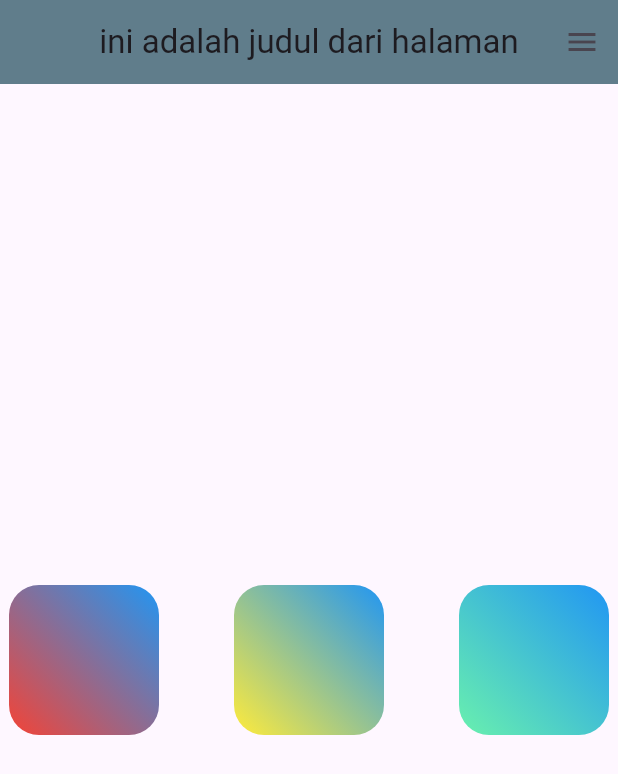
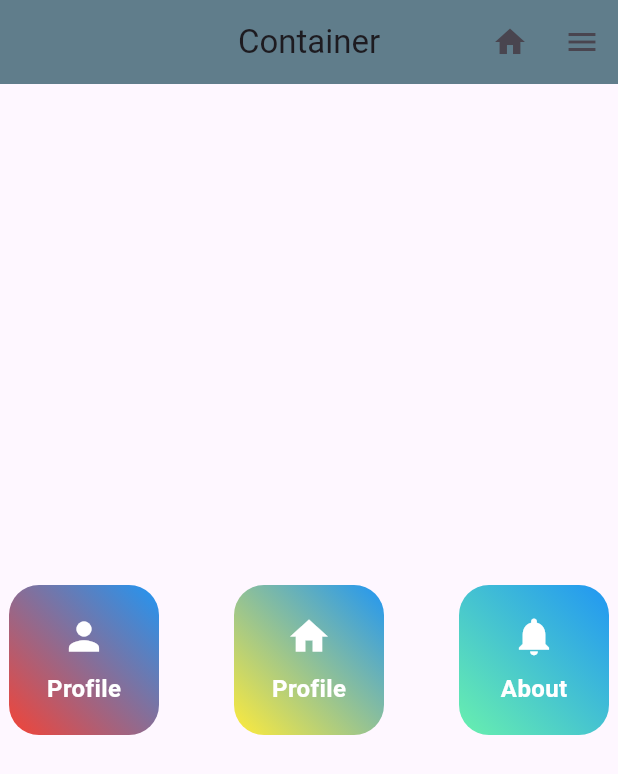
Before and after one commit to Mison1212/latihan_container, a Flutter app: the screen it shows after launch, on a phone screen of 412 x 824 dp. Shown: the top 774 px of the screen. Run offline on Flutter 3.47's test engine with Material 3 defaults, Android fonts, the phone set to English and light mode, and no system bars.

Commit message:
tambahkan icon di BoxDecoration

```diff
--- a/lib/main.dart
+++ b/lib/main.dart
@@ -25,14 +25,20 @@ class MyHome extends StatelessWidget {
   Widget build(BuildContext context) {
     return Scaffold(
       appBar: AppBar(
-        title: Text("ini adalah judul dari halaman"),
+        title: Text("Container"),
         centerTitle: true,
         backgroundColor: Colors.blueGrey,
         actions: [
           IconButton(
             onPressed: () {
-              print('menu button pressed');
+              print('Home button pressed');
             },
+            icon: const Icon(Icons.home),
+          ),
+        IconButton(
+          onPressed: (){
+            print('menu button pressed');
+          },
             icon: const Icon(Icons.menu),
           ),
         ],
@@ -64,6 +70,21 @@ class MyHome extends StatelessWidget {
                   colors: [Colors.blue, Colors.red],
                 ),
               ),
+              child: Column(
+                mainAxisAlignment: MainAxisAlignment.center,
+                children: [
+                  Icon(Icons.person, color: Colors.white, size: 30),
+                  SizedBox(height: 8),
+                  Text(
+                    "Profile",
+                    style: TextStyle(
+                      color: Colors.white,
+                      fontSize: 16,
+                      fontWeight: FontWeight.bold,
+                    ),
+                  ),
+                ],
+              ),
             ),
             SizedBox(width: 50), // jarak atau spasi box
             Container(
@@ -89,8 +110,23 @@ class MyHome extends StatelessWidget {
                   colors: [Colors.blue, Colors.yellow],
                 ),
               ),
+              child: Column(
+                mainAxisAlignment: MainAxisAlignment.center,
+                children: [
+                  Icon(Icons.home, color: Colors.white, size: 30),
+                  SizedBox(height: 8),
+                  Text(
+                    "Profile",
+                    style: TextStyle(
+                      color: Colors.white,
+                      fontSize: 16,
+                      fontWeight: FontWeight.bold,
+                    ),
+                  ),
+                ],
+              ),
             ),
-            SizedBox(width: 50),// jarak atau spasi box
+            SizedBox(width: 50), // jarak atau spasi box
             Container(
               width: 100,
               height: 100,
@@ -114,6 +150,21 @@ class MyHome extends StatelessWidget {
                   colors: [Colors.blue, Colors.greenAccent],
                 ),
               ),
+              child: Column(
+                mainAxisAlignment: MainAxisAlignment.center,
+                children: [
+                  Icon(Icons.notifications, color: Colors.white, size: 30),
+                  SizedBox(height: 8),
+                  Text(
+                    "About",
+                    style: TextStyle(
+                      color: Colors.white,
+                      fontSize: 16,
+                      fontWeight: FontWeight.bold,
+                    ),
+                  ),
+                ],
+              ),
             ),
           ],
         ),
```
